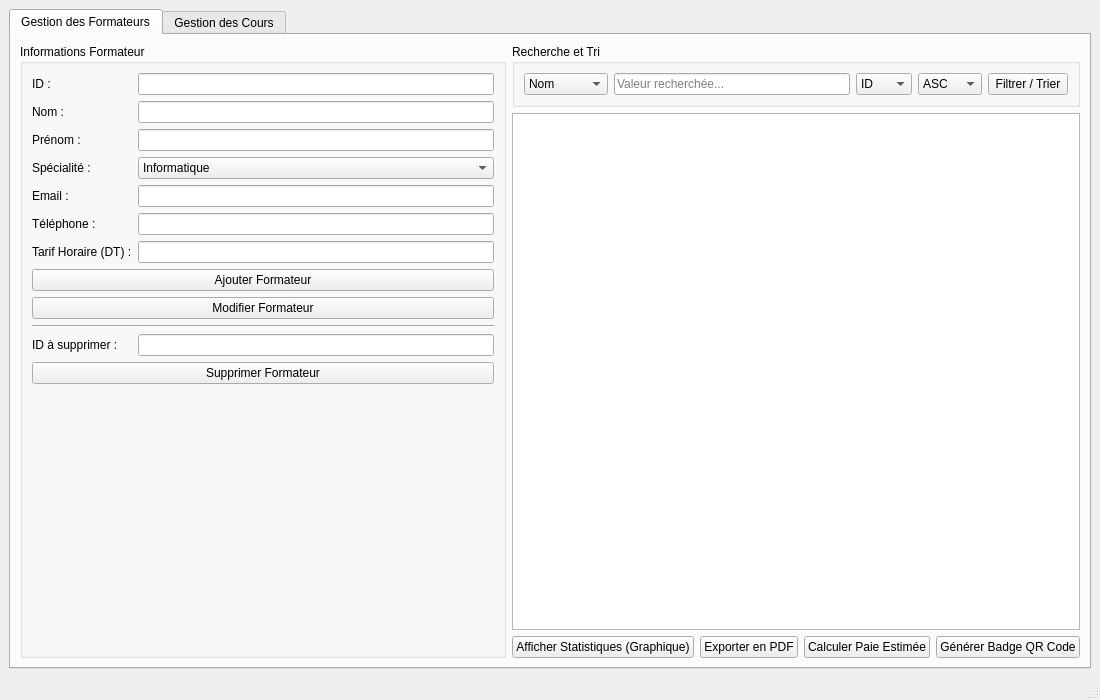
Emenslimi/CentreDeFormation, file mainwindow.ui: the form before one commit.
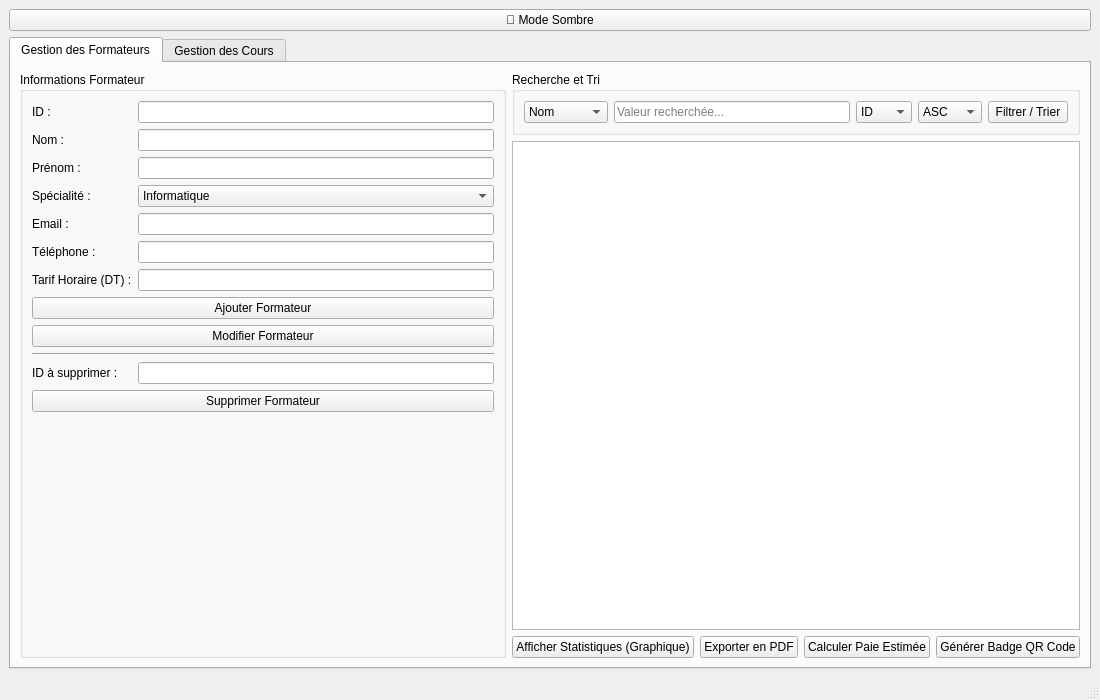
The form after the commit.

Commit message: modif mode sombre/mode clair

```diff
--- a/mainwindow.ui
+++ b/mainwindow.ui
@@ -15,6 +15,13 @@
   </property>
   <widget class="QWidget" name="centralwidget">
    <layout class="QVBoxLayout" name="verticalLayout_main">
+    <item>
+     <widget class="QPushButton" name="btn_toggle_theme">
+      <property name="text">
+       <string>🌙 Mode Sombre</string>
+      </property>
+     </widget>
+    </item>
     <item>
      <widget class="QTabWidget" name="tabWidget">
       <property name="currentIndex">
```
The commit also changes 4 other files.
